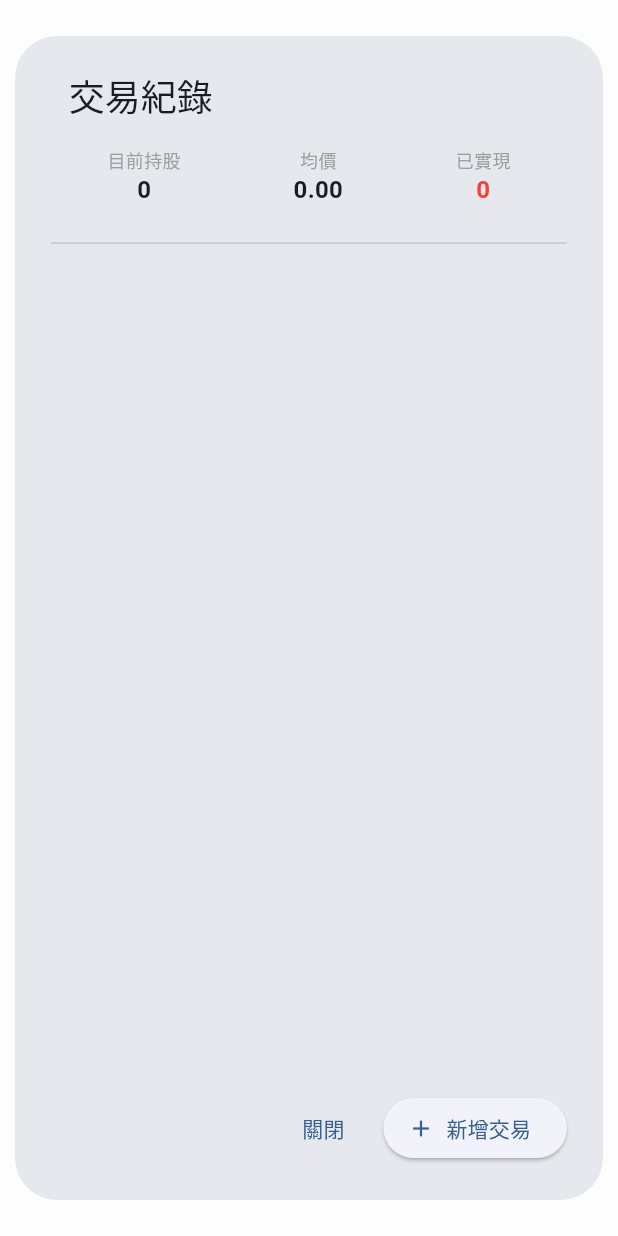
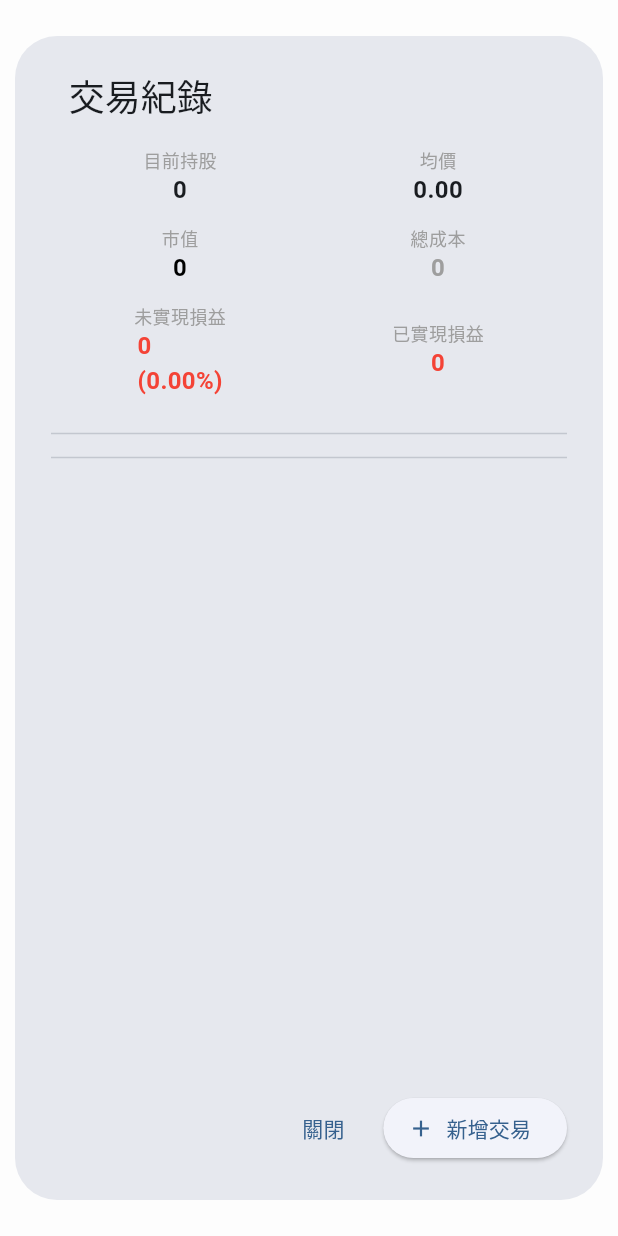
Before and after one commit to rk62pt/stock, a Flutter app: the TransactionHistoryDialog widget shown alone on an empty page, opened directly with empty values, on a phone screen of 412 x 824 dp. Run offline on Flutter 3.47's test engine with Material 3 defaults, Android fonts, the phone set to English and light mode, and no system bars; our stand-ins replace google_sign_in, shared_preferences, sqflite; missing offline and left inert: extension_google_sign_in_as_googleapis_auth, googleapis; accounts and stored records are empty.

Commit message:
新增市值及總成本呈現

```diff
--- a/stock_flutter_app/lib/services/portfolio_service.dart
+++ b/stock_flutter_app/lib/services/portfolio_service.dart
@@ -265,8 +265,10 @@ class PortfolioService extends ChangeNotifier {
 
       // Clear DB - this is inefficient but safe for small data.
       // Optimized way: DatabaseHelper().clearAllTransactions()
-      for (var t in _transactions) {
-        await removeTransaction(t.id);
+      // Clear DB - create a copy of the list to iterate or use clearAll
+      final currentIds = _transactions.map((t) => t.id).toList();
+      for (var id in currentIds) {
+        await removeTransaction(id);
       }
 
       // Insert new
--- a/stock_flutter_app/lib/widgets/transaction_history_dialog.dart
+++ b/stock_flutter_app/lib/widgets/transaction_history_dialog.dart
@@ -1,7 +1,10 @@
 import 'package:flutter/material.dart';
 import 'package:intl/intl.dart';
 import 'package:uuid/uuid.dart';
+import 'package:provider/provider.dart';
+import '../models/stock.dart';
 import '../models/transaction.dart';
+import '../providers/stock_provider.dart';
 import '../services/portfolio_service.dart';
 
 class TransactionHistoryDialog extends StatefulWidget {
@@ -68,6 +71,26 @@ class _TransactionHistoryDialogState extends State<TransactionHistoryDialog> {
     displayList
         .sort((a, b) => b.transaction.date.compareTo(a.transaction.date));
 
+    // Get current price from provider
+    final provider = Provider.of<StockProvider>(context);
+    final stock = provider.stocks.firstWhere(
+      (s) => s.symbol == widget.symbol,
+      orElse: () => StockData(
+        symbol: widget.symbol,
+        regularMarketPrice: 0,
+        regularMarketChange: 0,
+        regularMarketChangePercent: 0,
+      ),
+    );
+    final currentPrice = stock.regularMarketPrice;
+    final marketValue = _metrics.totalShares * currentPrice;
+    final totalCost = _metrics.totalShares * _metrics.avgCost;
+    final unrealizedProfit = marketValue - totalCost;
+    double returnPercent = 0.0;
+    if (totalCost > 0) {
+      returnPercent = (unrealizedProfit / totalCost) * 100;
+    }
+
     return AlertDialog(
       insetPadding:
           const EdgeInsets.symmetric(horizontal: 10.0, vertical: 24.0),
@@ -79,19 +102,47 @@ class _TransactionHistoryDialogState extends State<TransactionHistoryDialog> {
           children: [
             Padding(
               padding: const EdgeInsets.only(bottom: 16.0),
-              child: Row(
-                mainAxisAlignment: MainAxisAlignment.spaceAround,
+              child: Column(
                 children: [
-                  _buildSummaryItem('目前持股', '${_metrics.totalShares}'),
-                  _buildSummaryItem('均價', _metrics.avgCost.toStringAsFixed(2)),
-                  _buildSummaryItem(
-                      '已實現', _metrics.totalRealizedProfit.toStringAsFixed(0),
-                      color: _metrics.totalRealizedProfit >= 0
-                          ? Colors.red
-                          : Colors.green),
+                  // Row 1: Holdings & Avg Cost
+                  Row(
+                    children: [
+                      Expanded(child: _buildSummaryItem('目前持股', '${_metrics.totalShares}')),
+                      Expanded(child: _buildSummaryItem('均價', _metrics.avgCost.toStringAsFixed(2))),
+                    ],
+                  ),
+                  const SizedBox(height: 12),
+                  // Row 2: Market Value & Total Cost
+                  Row(
+                    children: [
+                      Expanded(child: _buildSummaryItem('市值', NumberFormat("#,##0").format(marketValue), color: Colors.black)),
+                      Expanded(child: _buildSummaryItem('總成本', NumberFormat("#,##0").format(totalCost), color: Colors.grey)),
+                    ],
+                  ),
+                  const SizedBox(height: 12),
+                  // Row 3: Unrealized & Realized P/L
+                  Row(
+                    children: [
+                      Expanded(
+                        child: _buildSummaryItem(
+                          '未實現損益',
+                          '${unrealizedProfit > 0 ? '+' : ''}${NumberFormat("#,##0").format(unrealizedProfit)}\n(${returnPercent > 0 ? '+' : ''}${returnPercent.toStringAsFixed(2)}%)',
+                          color: unrealizedProfit >= 0 ? Colors.red : Colors.green,
+                        ),
+                      ),
+                      Expanded(
+                        child: _buildSummaryItem(
+                          '已實現損益',
+                          _metrics.totalRealizedProfit.toStringAsFixed(0),
+                          color: _metrics.totalRealizedProfit >= 0 ? Colors.red : Colors.green,
+                        ),
+                      ),
+                    ],
+                  ),
                 ],
               ),
             ),
+            const Divider(),
             const Divider(),
             Expanded(
               child: ListView.builder(
```
Also changed, not shown: stock_flutter_app/lib/providers/stock_provider.dart (+43 -10 lines), stock_flutter_app/lib/screens/settings_screen.dart (+60 -5 lines), stock_flutter_app/lib/services/database_helper.dart (+48 -1 lines), stock_flutter_app/lib/services/google_drive_service.dart (+48 -29 lines), stock_flutter_app/lib/widgets/stock_table.dart (+31 -4 lines), 1 other file.
